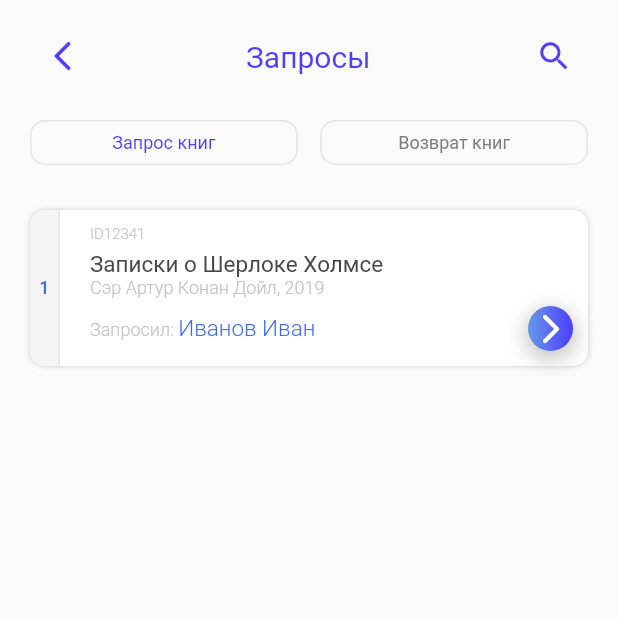
After one commit to k1rm4n/book_manager, a Flutter app: the QueryAdmin screen opened by its route, on a phone screen of 412 x 824 dp, the top half of it. The commit adds this screen. Run offline on Flutter 3.47's test engine with Material 2 defaults, Android fonts, the phone set to English and light mode, and no system bars; our stand-ins replace like_button; missing offline and left inert: mysql1.

Commit message:
create admin screens

```diff
--- /dev/null
+++ b/lib/admin/query_admin.dart
@@ -0,0 +1,298 @@
+import 'dart:ui';
+
+import 'package:flutter/material.dart';
+
+class QueryAdmin extends StatelessWidget {
+  @override
+  Widget build(BuildContext context) {
+    return Scaffold(
+      body: SafeArea(
+        child: Padding(
+          padding: const EdgeInsets.symmetric(horizontal: 20),
+          child: Column(
+            children: [
+              Padding(
+                padding: const EdgeInsets.only(left: 10, right: 10, top: 25),
+                child: Row(
+                  mainAxisAlignment: MainAxisAlignment.spaceBetween,
+                  children: [
+                    GestureDetector(
+                      child: const Icon(
+                        Icons.arrow_back_ios_rounded,
+                        color: Color.fromRGBO(76, 61, 255, 1),
+                      ),
+                    ),
+                    const Text(
+                      'Запросы',
+                      style: TextStyle(
+                        color: Color.fromRGBO(76, 61, 255, 1),
+                        fontSize: 20,
+                        fontStyle: FontStyle.normal,
+                        fontWeight: FontWeight.w400,
+                        fontFamily: 'Roboto',
+                      ),
+                    ),
+                    GestureDetector(
+                      child: const Icon(
+                        Icons.search,
+                        color: Color.fromRGBO(76, 61, 255, 1),
+                        size: 25,
+                      ),
+                    ),
+                  ],
+                ),
+              ),
+              SizedBox(height: 30),
+              Row(
+                mainAxisAlignment: MainAxisAlignment.center,
+                children: [
+                  Expanded(
+                    child: Container(
+                      constraints: const BoxConstraints(
+                        maxWidth: double.infinity,
+                        maxHeight: 30,
+                      ),
+                      padding: const EdgeInsets.symmetric(horizontal: 25),
+                      decoration: BoxDecoration(
+                        borderRadius: BorderRadius.circular(10),
+                        border: Border.all(
+                          color: const Color.fromRGBO(228, 228, 228, 1),
+                        ),
+                      ),
+                      child: const Align(
+                        child: FittedBox(
+                          fit: BoxFit.cover,
+                          child: Text(
+                            'Запрос книг',
+                            style: TextStyle(
+                              color: Color.fromRGBO(76, 61, 255, 1),
+                              fontFamily: 'Roboto',
+                              fontStyle: FontStyle.normal,
+                              fontWeight: FontWeight.w400,
+                              fontSize: 12,
+                            ),
+                          ),
+                        ),
+                      ),
+                    ),
+                  ),
+                  const SizedBox(
+                    width: 15,
+                  ),
+                  Expanded(
+                    child: Container(
+                      constraints: const BoxConstraints(
+                        maxWidth: double.infinity,
+                        maxHeight: 30,
+                      ),
+                      padding: const EdgeInsets.symmetric(horizontal: 25),
+                      decoration: BoxDecoration(
+                        borderRadius: BorderRadius.circular(10),
+                        border: Border.all(
+                          color: const Color.fromRGBO(228, 228, 228, 1),
+                        ),
+                      ),
+                      child: const Align(
+                        child: FittedBox(
+                          fit: BoxFit.cover,
+                          child: Text(
+                            'Возврат книг',
+                            style: TextStyle(
+                              color: Color.fromRGBO(124, 124, 124, 1),
+                              fontFamily: 'Roboto',
+                              fontStyle: FontStyle.normal,
+                              fontWeight: FontWeight.w400,
+                              fontSize: 12,
+                            ),
+                          ),
+                        ),
+                      ),
+                    ),
+                  ),
+                ],
+              ),
+              const SizedBox(
+                height: 30,
+              ),
+              Container(
+                constraints: const BoxConstraints(
+                  maxWidth: double.infinity,
+                  maxHeight: 104,
+                ),
+                decoration: BoxDecoration(
+                  color: Colors.white,
+                  borderRadius: BorderRadius.circular(10),
+                  boxShadow: const [
+                    BoxShadow(
+                      offset: Offset(0, 0),
+                      blurRadius: 2,
+                      color: Color.fromRGBO(0, 0, 0, 0.2),
+                    ),
+                  ],
+                ),
+                child: Row(
+                  children: [
+                    ClipRRect(
+                      borderRadius: const BorderRadius.only(
+                        topLeft: Radius.circular(10),
+                        bottomLeft: Radius.circular(10),
+                      ),
+                      child: Container(
+                        width: 20,
+                        height: double.infinity,
+                        decoration: const BoxDecoration(
+                          color: Color.fromRGBO(244, 244, 244, 1),
+                          border: Border(
+                            right: BorderSide(
+                              color: Color.fromRGBO(228, 228, 228, 1),
+                              width: 1,
+                              style: BorderStyle.solid,
+                            ),
+                          ),
+                        ),
+                        child: const Align(
+                          child: FittedBox(
+                            fit: BoxFit.cover,
+                            child: Text(
+                              '1',
+                              style: TextStyle(
+                                  color: Color.fromRGBO(61, 104, 255, 1),
+                                  fontFamily: 'Roboto',
+                                  fontStyle: FontStyle.normal,
+                                  fontWeight: FontWeight.w500,
+                                  fontSize: 12),
+                            ),
+                          ),
+                        ),
+                      ),
+                    ),
+                    const SizedBox(width: 10),
+                    Expanded(
+                      child: Column(
+                        children: [
+                          Padding(
+                            padding: const EdgeInsets.symmetric(
+                                horizontal: 10, vertical: 10),
+                            child: Column(
+                              crossAxisAlignment: CrossAxisAlignment.start,
+                              children: [
+                                const Text(
+                                  'ID12341',
+                                  style: TextStyle(
+                                    color: Color.fromRGBO(196, 196, 196, 1),
+                                    fontFamily: 'Roboto',
+                                    fontStyle: FontStyle.normal,
+                                    fontWeight: FontWeight.w300,
+                                    fontSize: 10,
+                                  ),
+                                ),
+                                const SizedBox(height: 5),
+                                const Text(
+                                  'Записки о Шерлоке Холмсе',
+                                  style: TextStyle(
+                                    color: Color.fromRGBO(70, 70, 70, 1),
+                                    fontFamily: 'Roboto',
+                                    fontStyle: FontStyle.normal,
+                                    fontWeight: FontWeight.w400,
+                                    fontSize: 15,
+                                  ),
+                                ),
+                                const Text(
+                                  'Сэр Артур Конан Дойл, 2019',
+                                  style: TextStyle(
+                                    color: Color.fromRGBO(196, 196, 196, 1),
+                                    fontFamily: 'Roboto',
+                                    fontStyle: FontStyle.normal,
+                                    fontWeight: FontWeight.w300,
+                                    fontSize: 12,
+                                  ),
+                                ),
+                                const SizedBox(height: 5),
+                                Row(
+                                  mainAxisAlignment:
+                                      MainAxisAlignment.spaceBetween,
+                                  children: [
+                                    RichText(
+                                      text: const TextSpan(
+                                        children: [
+                                          TextSpan(
+                                            text: 'Запросил: ',
+                                            style: TextStyle(
+                                              color: Color.fromRGBO(
+                                                  196, 196, 196, 1),
+                                              fontFamily: 'Roboto',
+                                              fontStyle: FontStyle.normal,
+                                              fontWeight: FontWeight.w300,
+                                              fontSize: 12,
+                                            ),
+                                          ),
+                                          TextSpan(
+                                            text: 'Иванов Иван',
+                                            style: TextStyle(
+                                              color: Color.fromRGBO(
+                                                  61, 104, 255, 1),
+                                              fontFamily: 'Roboto',
+                                              fontStyle: FontStyle.normal,
+                                              fontWeight: FontWeight.w300,
+                                              fontSize: 15,
+                                            ),
+                                          ),
+                                        ],
+                                      ),
+                                    ),
+                                    GestureDetector(
+                                      onTap: () {
+                                        Navigator.popAndPushNamed(
+                                            context, '/auto');
+                                      },
+                                      child: Align(
+                                        alignment: Alignment.bottomRight,
+                                        child: Container(
+                                          width: 30,
+                                          height: 30,
+                                          decoration: const BoxDecoration(
+                                            boxShadow: [
+                                              BoxShadow(
+                                                color: Color.fromRGBO(
+                                                    0, 0, 0, 0.2),
+                                                offset: Offset(0, 4),
+                                                blurRadius: 10,
+                                                spreadRadius: 3,
+                                              )
+                                            ],
+                                            shape: BoxShape.circle,
+                                            gradient: LinearGradient(
+                                              begin: Alignment.centerRight,
+                                              end: Alignment.centerLeft,
+                                              colors: [
+                                                Color.fromRGBO(76, 61, 255, 1),
+                                                Color.fromRGBO(
+                                                    103, 152, 230, 1),
+                                              ],
+                                            ),
+                                          ),
+                                          child: const Icon(
+                                            Icons.arrow_forward_ios_rounded,
+                                            color: Colors.white,
+                                          ),
+                                        ),
+                                      ),
+                                    )
+                                  ],
+                                ),
+                              ],
+                            ),
+                          ),
+                        ],
+                      ),
+                    ),
+                  ],
+                ),
+              ),
+            ],
+          ),
+        ),
+      ),
+    );
+  }
+}
--- a/lib/auto_user.dart
+++ b/lib/auto_user.dart
@@ -266,6 +266,7 @@ class _ButtonWidgetState extends State<_ButtonWidget> {
         setState(() {
           MyConnection()
               .auto(_mailController.text, _passController.text, context);
+          // Navigator.popAndPushNamed(context, '/queryAdmin');
         });
       },
       child: Container(
```
Also changed, not shown: lib/admin/library_admin.dart (added, +148 -0 lines), lib/admin/readers_admin.dart (added, +215 -0 lines), lib/library_list.dart (+26 -9 lines), lib/main.dart (+8 -2 lines).
